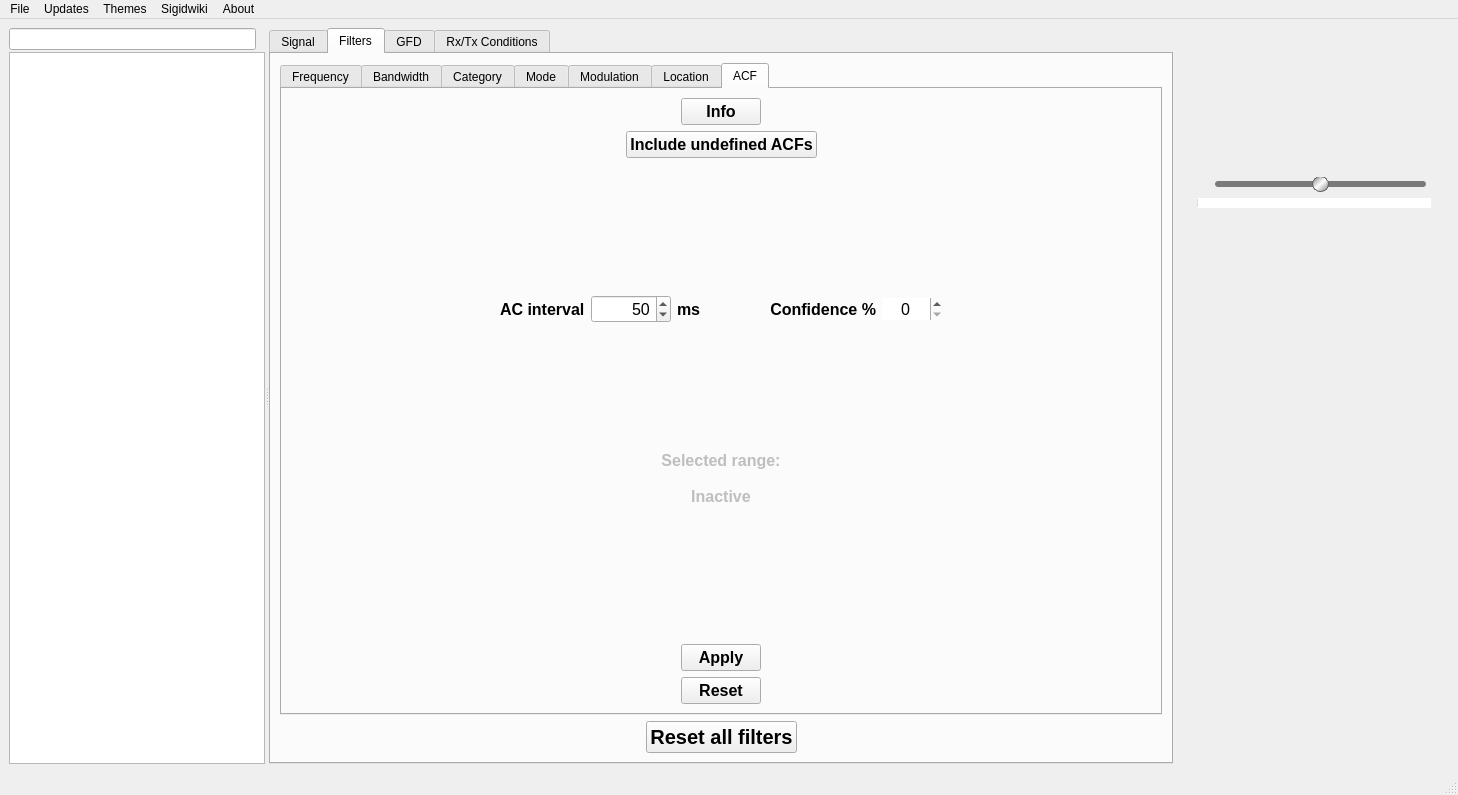
First picture: the form in src/artemis.ui, repository vbrizgamnk/Artemis, before the edit.
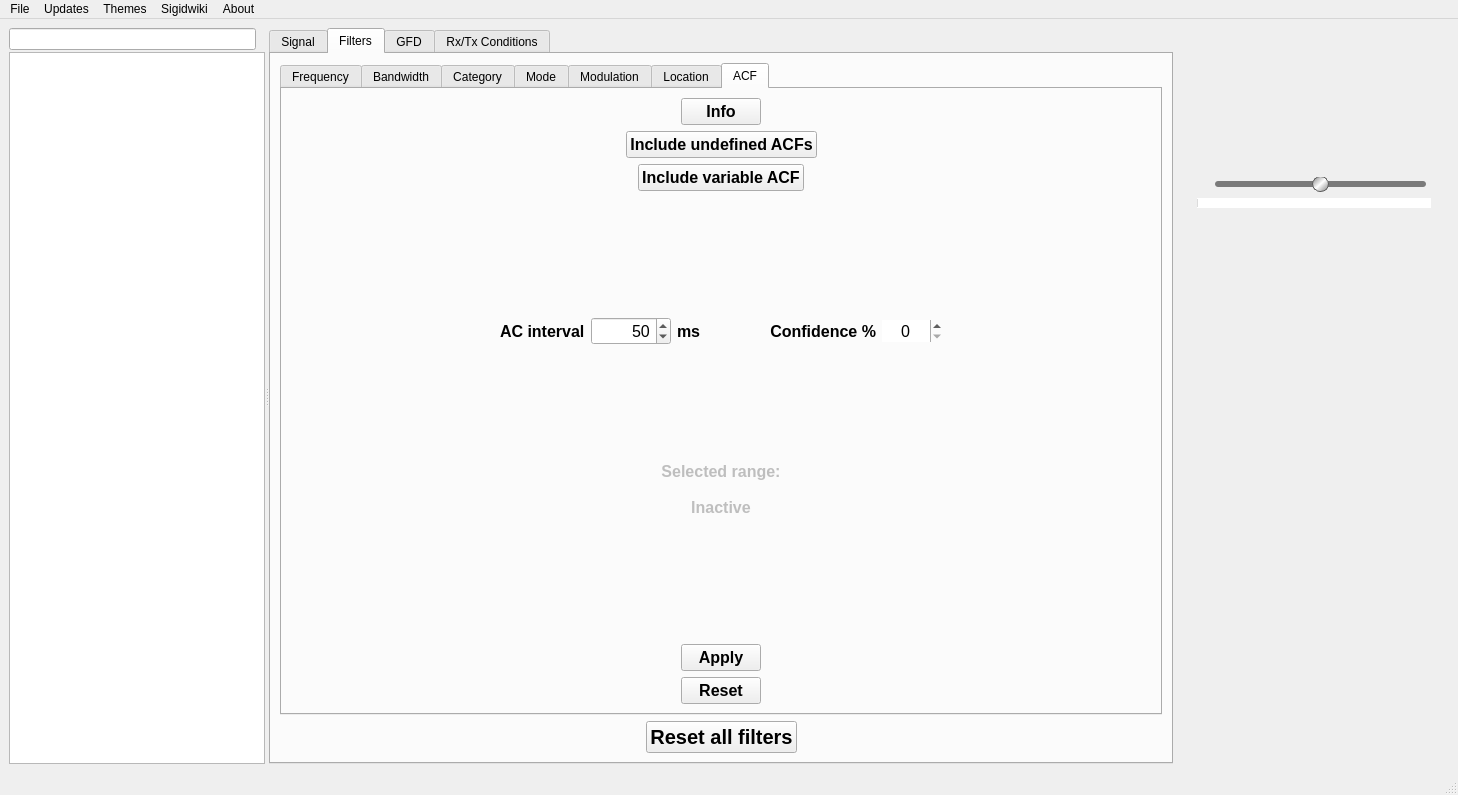
Second picture: the form after the edit. The open tabs and pages were chosen to show the change. Icons and pictures are not drawn. Custom widgets are drawn as their Qt base class.

```diff
--- a/src/artemis.ui
+++ b/src/artemis.ui
@@ -4537,9 +4537,9 @@
             <attribute name="title">
              <string>ACF</string>
             </attribute>
-            <layout class="QVBoxLayout" name="verticalLayout_22">
+            <layout class="QVBoxLayout" name="verticalLayout_21">
              <item>
-              <layout class="QVBoxLayout" name="verticalLayout_21" stretch="0,0,1,0,0">
+              <layout class="QVBoxLayout" name="verticalLayout" stretch="0,0,0,1,0,0">
                <item>
                 <layout class="QHBoxLayout" name="horizontalLayout_65">
                  <item>
@@ -4631,6 +4631,53 @@
                  </item>
                 </layout>
                </item>
+               <item>
+                <layout class="QHBoxLayout" name="horizontalLayout_70">
+                 <item>
+                  <spacer name="horizontalSpacer_67">
+                   <property name="orientation">
+                    <enum>Qt::Horizontal</enum>
+                   </property>
+                   <property name="sizeHint" stdset="0">
+                    <size>
+                     <width>40</width>
+                     <height>20</height>
+                    </size>
+                   </property>
+                  </spacer>
+                 </item>
+                 <item>
+                  <widget class="QPushButton" name="include_variable_acf">
+                   <property name="font">
+                    <font>
+                     <pointsize>12</pointsize>
+                     <weight>75</weight>
+                     <bold>true</bold>
+                    </font>
+                   </property>
+                   <property name="text">
+                    <string>Include variable ACF</string>
+                   </property>
+                   <property name="checkable">
+                    <bool>true</bool>
+                   </property>
+                  </widget>
+                 </item>
+                 <item>
+                  <spacer name="horizontalSpacer_68">
+                   <property name="orientation">
+                    <enum>Qt::Horizontal</enum>
+                   </property>
+                   <property name="sizeHint" stdset="0">
+                    <size>
+                     <width>40</width>
+                     <height>20</height>
+                    </size>
+                   </property>
+                  </spacer>
+                 </item>
+                </layout>
+               </item>
                <item>
                 <layout class="QHBoxLayout" name="horizontalLayout_67">
                  <item>
```
